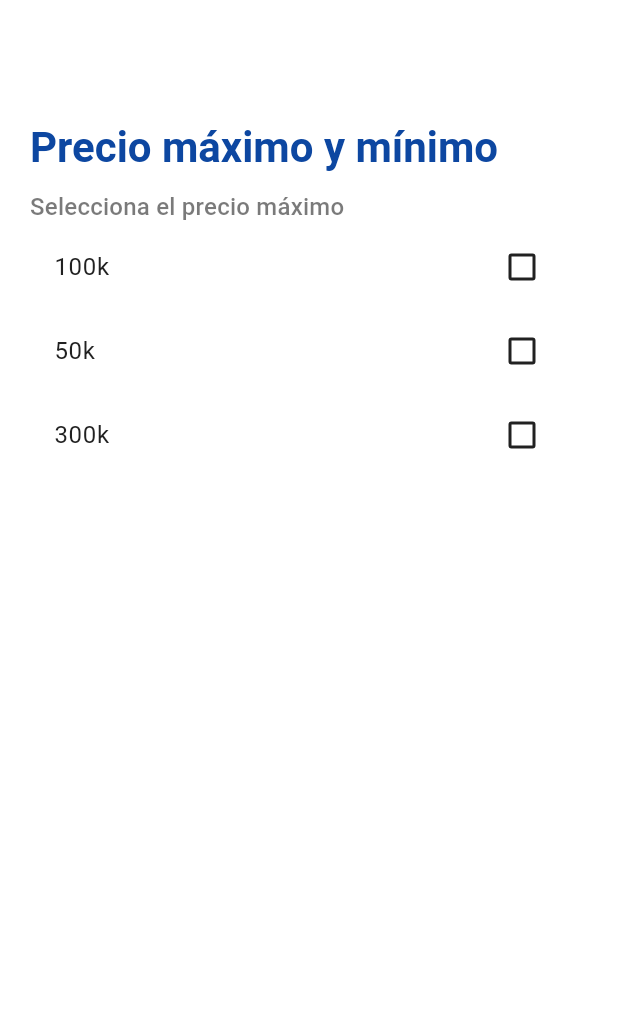
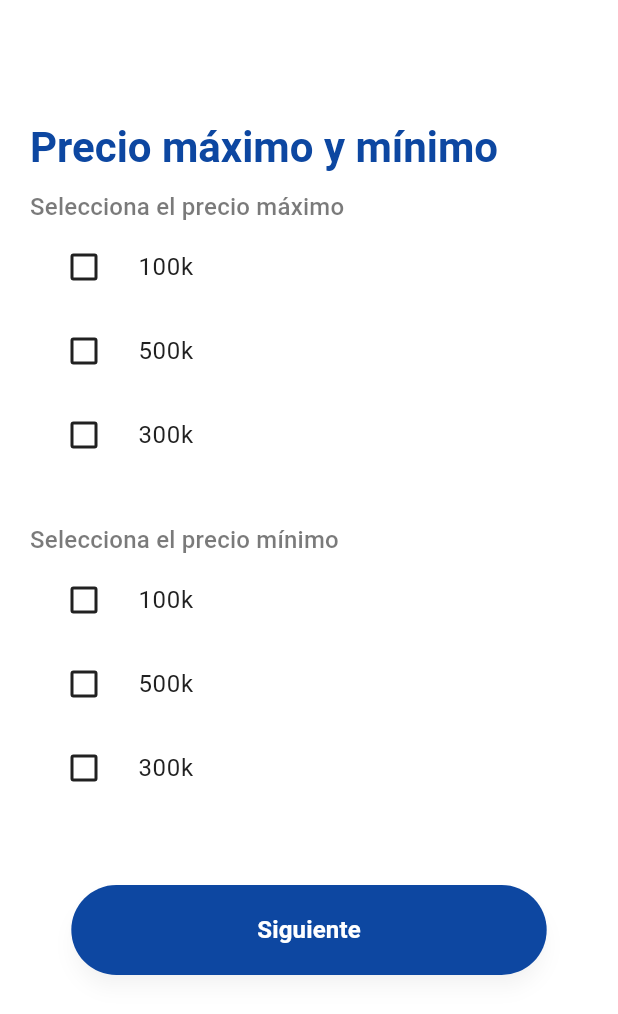
Before and after one commit to Danie0822/habbit_mobil_flutter, a Flutter app: the PriceScreen screen opened directly, on a phone screen of 412 x 824 dp. Shown: the top 1014 px of the screen. Run offline on Flutter 3.47's test engine with Material 3 defaults, Android fonts, the phone set to English and light mode, and no system bars; our stand-ins replace animated_bottom_navigation_bar, go_router.

Commit message:
Pantalla de precios terminada

```diff
--- a/lib/routes/app_router.dart
+++ b/lib/routes/app_router.dart
@@ -6,7 +6,7 @@ final GoRouter router = GoRouter(
   routes: [
     GoRoute(
       path: '/',
-      builder: (context, state) => LoginScreen(),
+      builder: (context, state) => PriceScreen(),
     ),
     GoRoute(
       path: '/main',
--- a/lib/screens/price_pref_screen.dart
+++ b/lib/screens/price_pref_screen.dart
@@ -1,7 +1,9 @@
 
 import 'package:flutter/material.dart';
+import 'package:go_router/go_router.dart';
 //import 'package:go_router/go_router.dart';
 import 'package:habbit_mobil_flutter/common/styles/text.dart';
+import 'package:habbit_mobil_flutter/common/widgets/button.dart';
 import 'package:habbit_mobil_flutter/utils/constants/colors.dart';
 
 class PriceScreen extends StatefulWidget {
@@ -16,8 +18,10 @@ class _PriceScreenState extends State<PriceScreen>
   late AnimationController _fadeInController;
   late Animation<double> _fadeInAnimation;
 
-  final List<String> _checkboxItems = ["100k", "50k", "300k"];
+  final List<String> _checkboxItems = ["100k", "500k", "300k"];
   List<bool> _checkboxValues = List.filled(3, false);
+  final List<String> _checkboxItems2 = ["100k", "500k", "300k"];
+  List<bool> _checkboxValues2 = List.filled(3, false);
 
   @override
   void initState() {
@@ -86,8 +90,41 @@ class _PriceScreenState extends State<PriceScreen>
                                     setState(() {});
                                   },
                                   title: Text(_checkboxItems[i]),
-                                  activeColor: Colors.yellowAccent,
-                            )
+                                  checkColor: whiteColor,
+                                  activeColor: colorTextYellow,
+                                  shape: RoundedRectangleBorder(
+                                borderRadius: BorderRadius.circular(30)),
+                                controlAffinity: ListTileControlAffinity.leading,
+                            ),
+                            const SizedBox(height: 30),
+                            Text(
+                              "Selecciona el precio mínimo",
+                              style: AppStyles.subtitle1(context),
+                            ),
+                            for (int i = 0; i < _checkboxItems2.length; i++)
+                            CheckboxListTile(
+                                  value: _checkboxValues2[i],
+                                  onChanged: (value) {
+                                    _checkboxValues2[i] = value!;
+                                    setState(() {});
+                                  },
+                                  title: Text(_checkboxItems2[i]),
+                                  checkColor: whiteColor,
+                                  activeColor: colorTextYellow,
+                                  shape: RoundedRectangleBorder(
+                                borderRadius: BorderRadius.circular(30)),
+                                controlAffinity: ListTileControlAffinity.leading,
+                            ),
+                            const SizedBox(height: 50),
+                            Align(
+                              alignment: Alignment.center,
+                              child: CustomButton(
+                                onPressed: () {
+                                  context.push('/main');
+                                },
+                                text: "Siguiente",
+                              ),
+                            ),
                           ],
                         )),
                   ),
```
